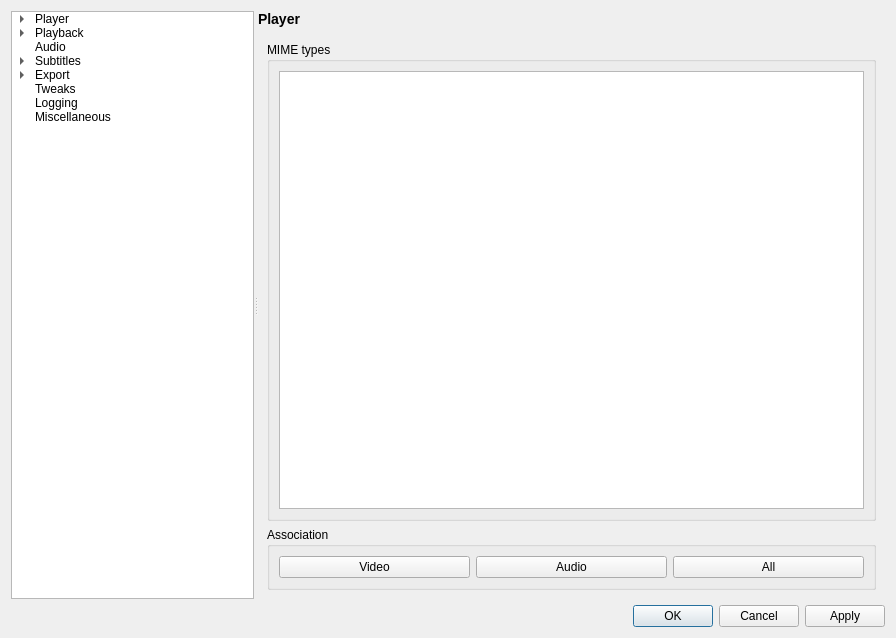
mpc-qt/mpc-qt, file settingswindow.ui: the form before one commit.
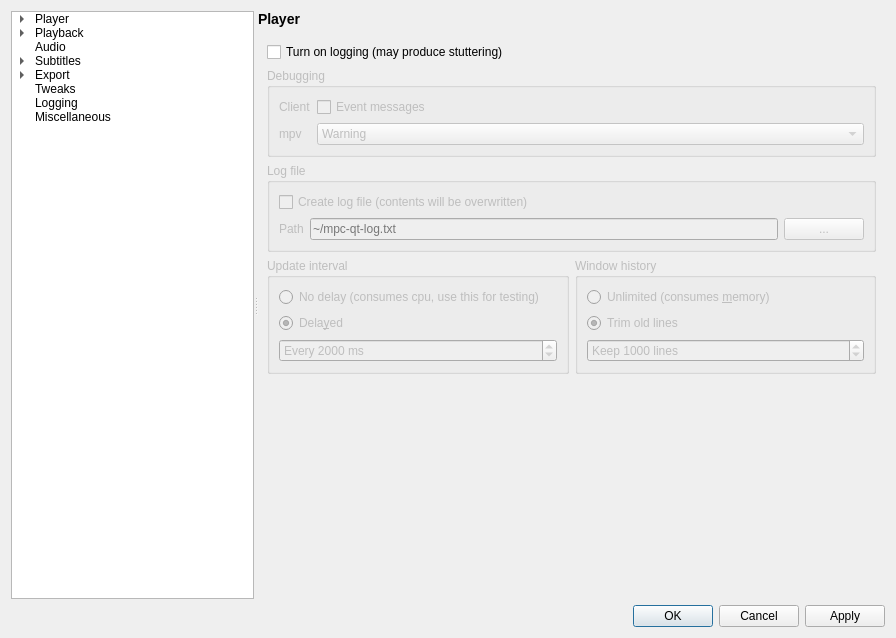
The form after the commit. The open tabs and pages were chosen to show the change.

Commit message:
settingswindow: Remove "Format" page from Options
7054cdd08e77a941f6aca9cc9efb17f0b7956bf1 added file associations on
Windows with the installer and Linux file associations were already set
through both the .Desktop file and hints from D-Bus.

With both Linux and Windows having file associations managed by the
system, the "Formats" page is unlikely to get implemented in the
future.

Suggested in #495.

```diff
--- a/settingswindow.ui
+++ b/settingswindow.ui
@@ -458,52 +458,6 @@
            </item>
           </layout>
          </widget>
-         <widget class="QWidget" name="formatPage">
-          <layout class="QVBoxLayout" name="formatPageLayout" stretch="1,0">
-           <item>
-            <widget class="QGroupBox" name="formatListBox">
-             <property name="title">
-              <string>MIME types</string>
-             </property>
-             <layout class="QVBoxLayout" name="formatListBoxLayout">
-              <item>
-               <widget class="QListWidget" name="formatList"/>
-              </item>
-             </layout>
-            </widget>
-           </item>
-           <item>
-            <widget class="QGroupBox" name="formatAssociateBox">
-             <property name="title">
-              <string>Association</string>
-             </property>
-             <layout class="QHBoxLayout" name="horizontalLayout">
-              <item>
-               <widget class="QPushButton" name="formatAssociateVideo">
-                <property name="text">
-                 <string>Video</string>
-                </property>
-               </widget>
-              </item>
-              <item>
-               <widget class="QPushButton" name="formatAssociateAudio">
-                <property name="text">
-                 <string>Audio</string>
-                </property>
-               </widget>
-              </item>
-              <item>
-               <widget class="QPushButton" name="formatAssociateAll">
-                <property name="text">
-                 <string>All</string>
-                </property>
-               </widget>
-              </item>
-             </layout>
-            </widget>
-           </item>
-          </layout>
-         </widget>
          <widget class="QWidget" name="keysPage">
           <layout class="QVBoxLayout" name="keysPageLayout" stretch="1,0,0">
            <item>
```
Left out of the diff: 5 changed lines with no effect on the pictures. The commit also changes 17 other files.
